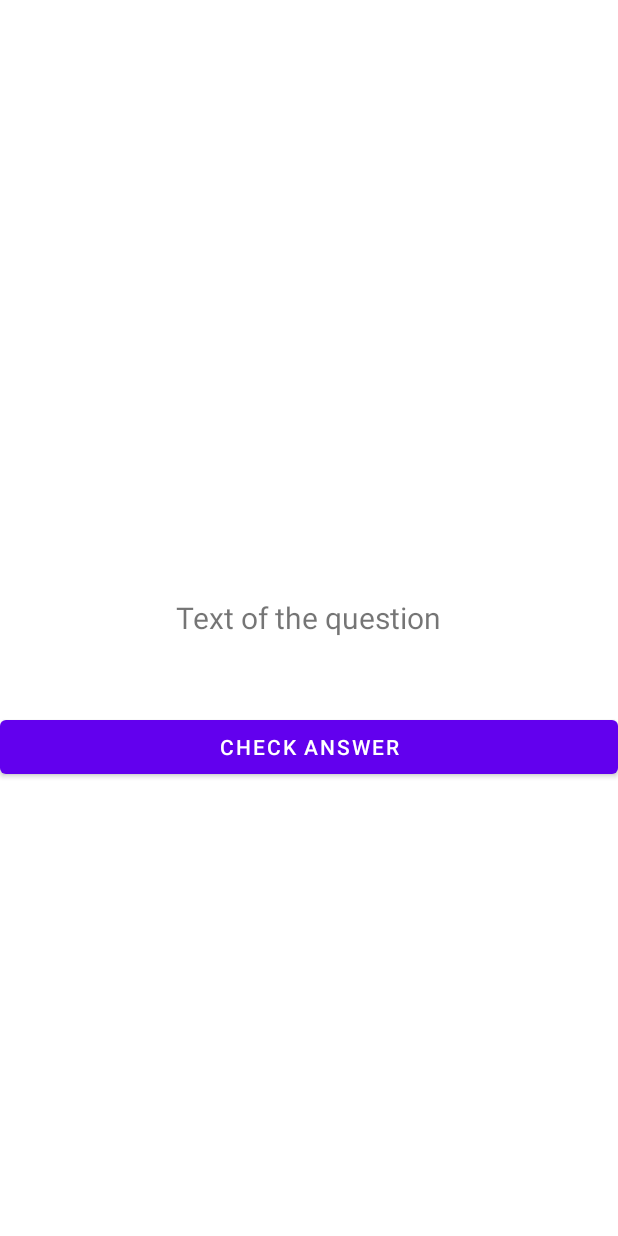
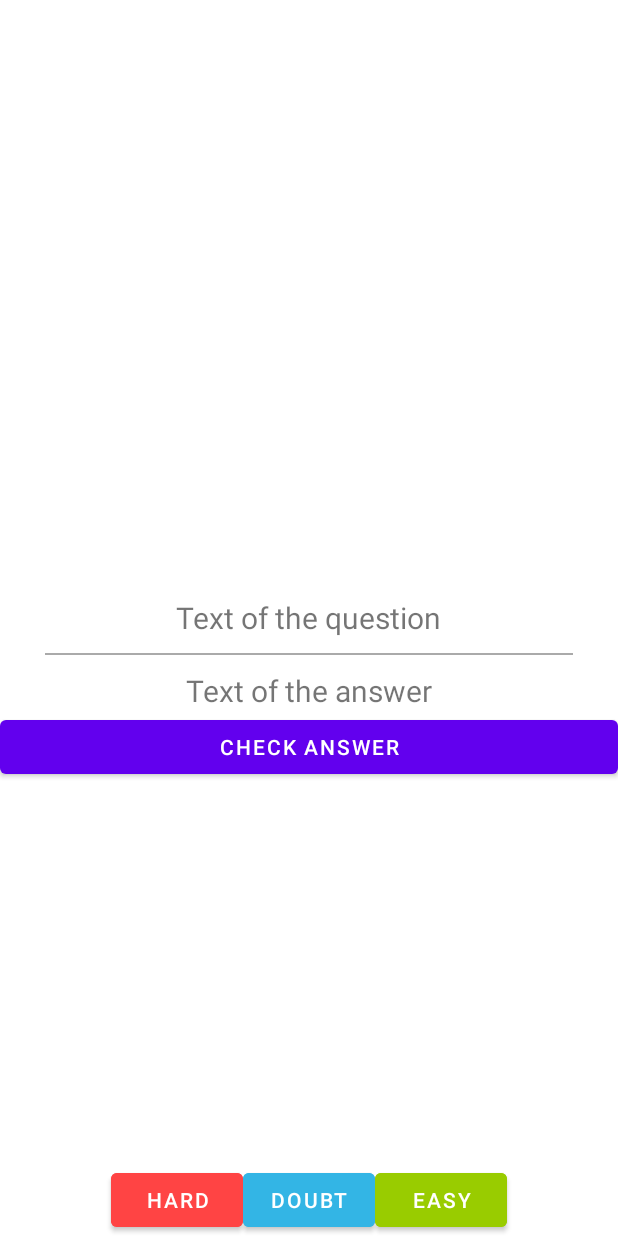
Before and after one commit to juflix/aplicaciones-moviles, an Android app: the layout activity_main.xml on its own in the app's theme, with its tools: preview values and no code run, on a phone screen of 412 x 824 dp. Run offline under Robolectric (Android 15) with nearby library versions, the phone set to English and light mode, and no system bars.

Commit message:
unit 6.12

```diff
--- a/app/src/main/java/com/example/cards/Card.kt
+++ b/app/src/main/java/com/example/cards/Card.kt
@@ -17,9 +17,10 @@ open class Card(
 
     var creationDate: String = LocalDateTime.now().toString(),
     var nextPracticeDate: String = LocalDateTime.now().toString(),
-    var id: String = UUID.randomUUID().toString()
+    var id: String = UUID.randomUUID().toString(),
+
+    var answered: Boolean = false
 ) {
-
     override fun toString(): String = run {
         return ("card | $question | $answer | $creationDate | $easiness | $interval | $repetitions | $nextPracticeDate")
     }
--- a/app/src/main/res/layout/activity_main.xml
+++ b/app/src/main/res/layout/activity_main.xml
@@ -1,7 +1,17 @@
 <?xml version="1.0" encoding="utf-8"?>
+
+<layout
+    xmlns:android="http://schemas.android.com/apk/res/android"
+    xmlns:tools="http://schemas.android.com/tools">
+
+    <data>
+        <import type="android.view.View"/>
+        <variable
+            name="card"
+            type="com.example.cards.Card" />
+    </data>
+
     <RelativeLayout
-    xmlns:android="http://schemas.android.com/apk/res/android"
-    xmlns:tools="http://schemas.android.com/tools"
         android:layout_width="match_parent"
         android:layout_height="match_parent">
 
@@ -11,7 +21,7 @@
             android:layout_height="wrap_content"
             android:layout_centerInParent="true"
             android:textSize="20dp"
-        android:text="@string/question_text"
+            android:text="@{card.question}"
             tools:text="Text of the question"/>
 
         <View
@@ -21,7 +31,7 @@
             android:layout_marginVertical="10dp"
             android:layout_marginHorizontal="30dp"
             android:layout_height="1dp"
-        android:visibility="invisible"
+            android:visibility="@{card.answered ? View.VISIBLE : View.INVISIBLE}"
             android:background="@android:color/darker_gray"/>
 
         <TextView
@@ -30,16 +40,17 @@
             android:layout_height="wrap_content"
             android:layout_centerInParent="true"
             android:layout_below="@id/separator_view"
-        android:visibility="invisible"
             android:textSize="20dp"
-        android:text="@string/answer_text"
+            android:visibility="@{card.answered ? View.VISIBLE : View.INVISIBLE}"
+            android:text="@{card.answer}"
             tools:text="Text of the answer"/>
 
         <Button
-        android:id="@+id/check_answer_button"
+            android:id="@+id/answer_button"
             android:layout_width="match_parent"
             android:layout_height="wrap_content"
             android:layout_below="@id/answer_text_view"
+            android:visibility="@{card.answered ? View.INVISIBLE : View.VISIBLE}"
             android:text="@string/check_answer"/>
 
         <LinearLayout
@@ -48,14 +59,15 @@
             android:layout_height="wrap_content"
             android:layout_alignParentBottom="true"
             android:gravity="center"
-        android:visibility="invisible">
+            android:visibility="@{card.answered ? View.VISIBLE : View.INVISIBLE}"
+            >
 
             <Button
-            android:id="@+id/difficult_button"
+                android:id="@+id/hard_button"
                 android:layout_width="wrap_content"
                 android:layout_height="wrap_content"
                 android:backgroundTint="@android:color/holo_red_light"
-            android:text="@string/difficult_button_title">
+                android:text="@string/hard_button_title">
             </Button>
             <Button
                 android:id="@+id/doubt_button"
@@ -75,3 +87,5 @@
         </LinearLayout>
 
     </RelativeLayout>
+
+</layout>
--- a/app/src/main/res/values/strings.xml
+++ b/app/src/main/res/values/strings.xml
@@ -7,6 +7,6 @@
 
     <string name="easy_button_title">Easy</string>
     <string name="doubt_button_title">Doubt</string>
-    <string name="difficult_button_title">Hard</string>
+    <string name="hard_button_title">Hard</string>
 
 </resources>
```
Also changed, not shown: app/src/main/java/com/example/cards/MainActivity.kt (+27 -36 lines), 1 other file. Lines whose indentation alone changed are shown as unchanged.
